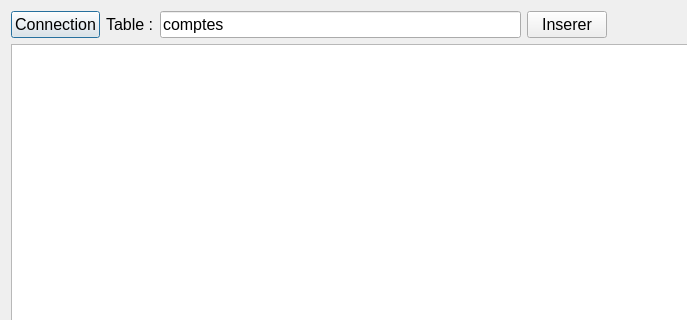
Old version of the form 10_SqlQueryModel/dialog.ui in the repository TheoMichaud/Apprendre_QT; both pictures show x 0 to 687 and y 0 to 320 of the 978 by 440 pixel window.
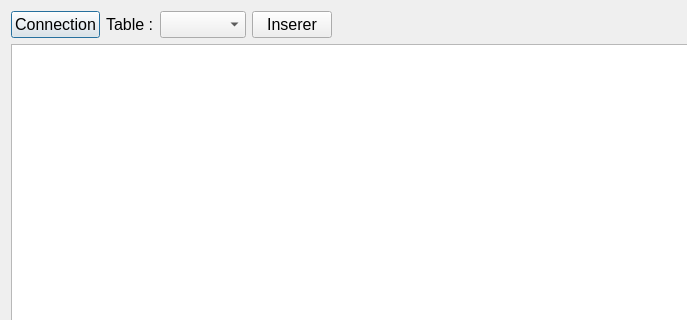
New version of the form.

Diff of the .ui file:
```diff
--- a/10_SqlQueryModel/dialog.ui
+++ b/10_SqlQueryModel/dialog.ui
@@ -43,15 +43,12 @@
         </widget>
        </item>
        <item>
-        <widget class="QLineEdit" name="lineEditNomTable">
+        <widget class="QComboBox" name="comboBoxTable">
          <property name="font">
           <font>
            <pointsize>12</pointsize>
           </font>
          </property>
-         <property name="text">
-          <string>comptes</string>
-         </property>
         </widget>
        </item>
        <item>
```
